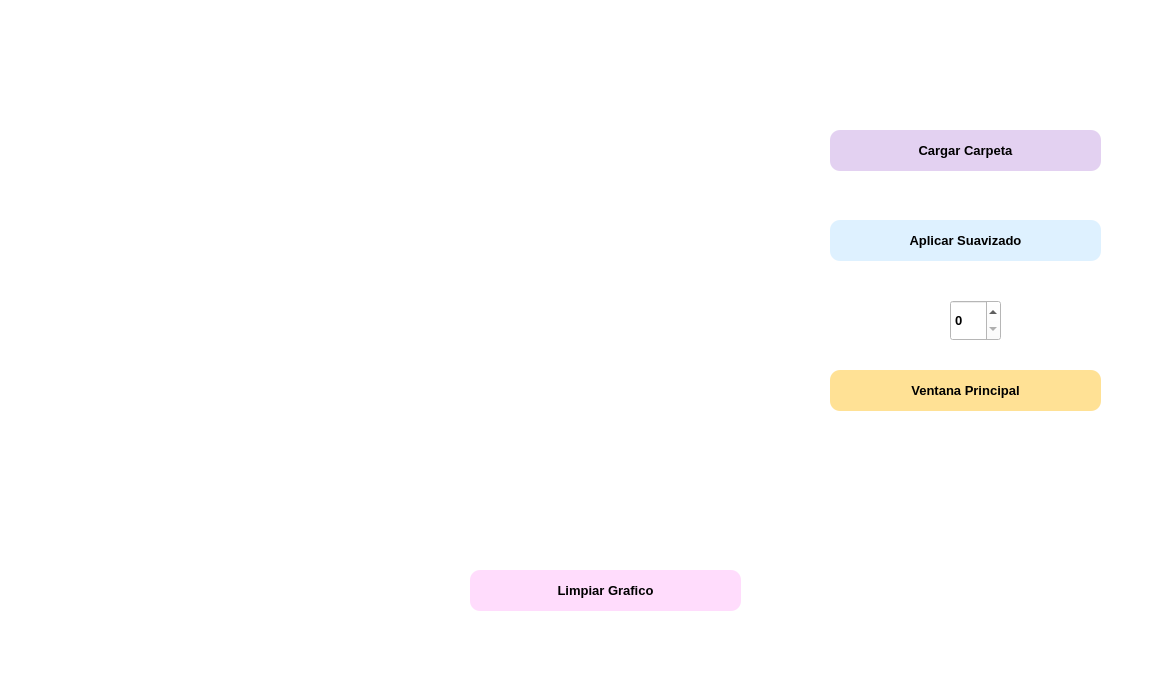
Qt form VistaDicom.ui (CarlosSolano17/Trabajo-Final-Info-2) before a commit.
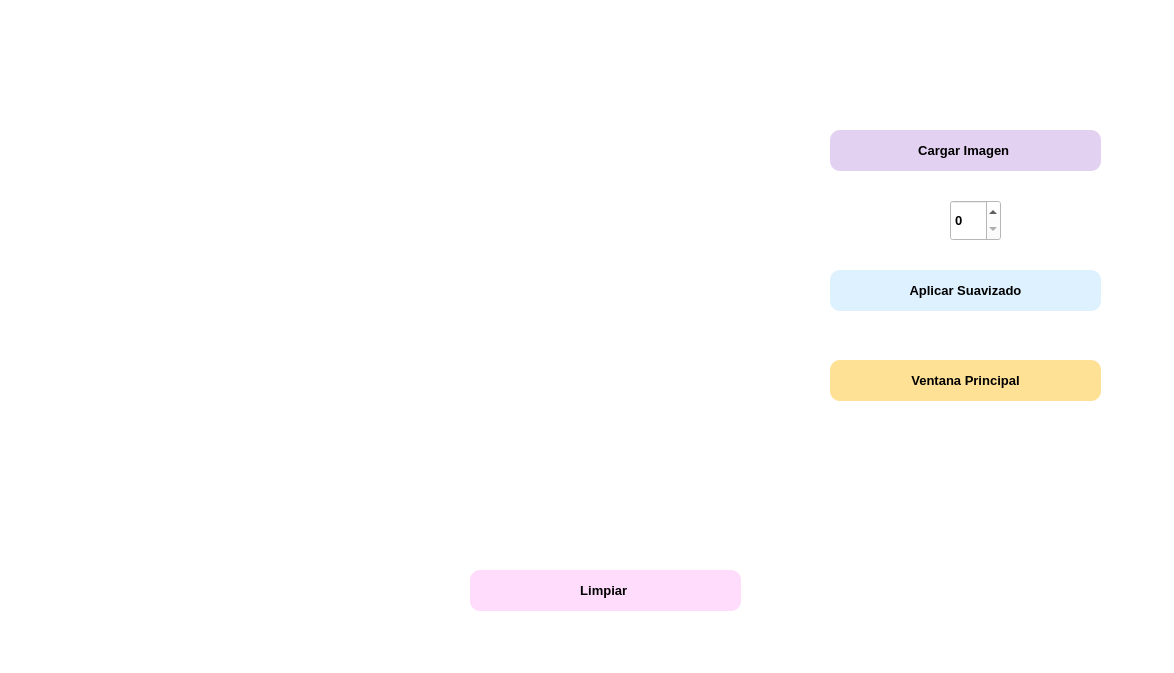
The same form after that commit. Icons and pictures are not drawn.

Diff of the .ui file:
```diff
--- a/VistaDicom.ui
+++ b/VistaDicom.ui
@@ -16,25 +16,6 @@
   <property name="styleSheet">
    <string notr="true">background-color: rgb(255, 255, 255);</string>
   </property>
-  <widget class="QLabel" name="label">
-   <property name="geometry">
-    <rect>
-     <x>790</x>
-     <y>450</y>
-     <width>361</width>
-     <height>201</height>
-    </rect>
-   </property>
-   <property name="text">
-    <string/>
-   </property>
-   <property name="pixmap">
-    <pixmap>imagen2.png</pixmap>
-   </property>
-   <property name="scaledContents">
-    <bool>true</bool>
-   </property>
-  </widget>
   <widget class="QPushButton" name="cargar">
    <property name="geometry">
     <rect>
@@ -54,14 +35,14 @@
     <string notr="true">background-color: rgb(227, 209, 241);border-radius: 10px;</string>
    </property>
    <property name="text">
-    <string>Cargar Carpeta</string>
+    <string>Cargar Imagen </string>
    </property>
   </widget>
   <widget class="QPushButton" name="BotonSalir">
    <property name="geometry">
     <rect>
      <x>830</x>
-     <y>370</y>
+     <y>360</y>
      <width>271</width>
      <height>41</height>
     </rect>
@@ -83,7 +64,7 @@
    <property name="geometry">
     <rect>
      <x>950</x>
-     <y>300</y>
+     <y>200</y>
      <width>51</width>
      <height>41</height>
     </rect>
@@ -99,7 +80,7 @@
    <property name="geometry">
     <rect>
      <x>830</x>
-     <y>220</y>
+     <y>270</y>
      <width>271</width>
      <height>41</height>
     </rect>
@@ -120,19 +101,19 @@
   <widget class="QWidget" name="contenedor" native="true">
    <property name="geometry">
     <rect>
-     <x>30</x>
-     <y>70</y>
-     <width>731</width>
-     <height>461</height>
+     <x>60</x>
+     <y>110</y>
+     <width>721</width>
+     <height>441</height>
     </rect>
    </property>
    <widget class="QWidget" name="verticalLayoutWidget">
     <property name="geometry">
      <rect>
-      <x>70</x>
-      <y>40</y>
-      <width>621</width>
-      <height>381</height>
+      <x>40</x>
+      <y>30</y>
+      <width>651</width>
+      <height>361</height>
      </rect>
     </property>
     <layout class="QVBoxLayout" name="img"/>
@@ -158,7 +139,45 @@
 background-color: rgb(255, 220, 252);</string>
    </property>
    <property name="text">
-    <string>Limpiar Grafico</string>
+    <string>Limpiar </string>
+   </property>
+  </widget>
+  <widget class="QLabel" name="label">
+   <property name="geometry">
+    <rect>
+     <x>770</x>
+     <y>420</y>
+     <width>421</width>
+     <height>251</height>
+    </rect>
+   </property>
+   <property name="text">
+    <string/>
+   </property>
+   <property name="pixmap">
+    <pixmap>imagen2.png</pixmap>
+   </property>
+   <property name="scaledContents">
+    <bool>true</bool>
+   </property>
+  </widget>
+  <widget class="QLabel" name="label_2">
+   <property name="geometry">
+    <rect>
+     <x>20</x>
+     <y>10</y>
+     <width>161</width>
+     <height>121</height>
+    </rect>
+   </property>
+   <property name="text">
+    <string/>
+   </property>
+   <property name="pixmap">
+    <pixmap>a.png</pixmap>
+   </property>
+   <property name="scaledContents">
+    <bool>true</bool>
    </property>
   </widget>
  </widget>
```
